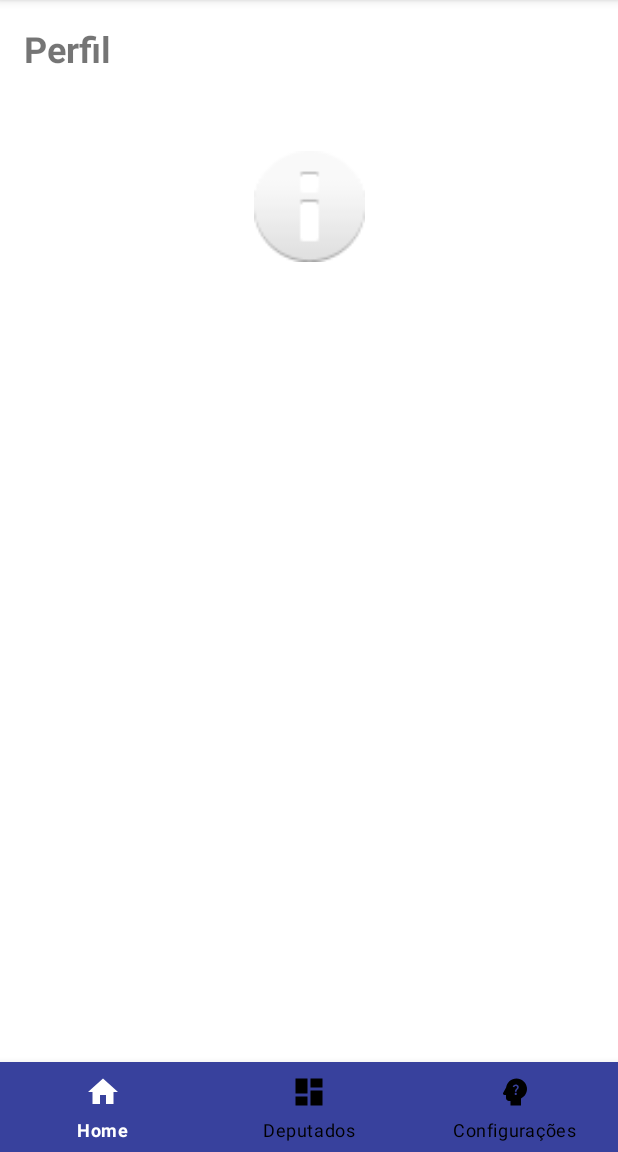
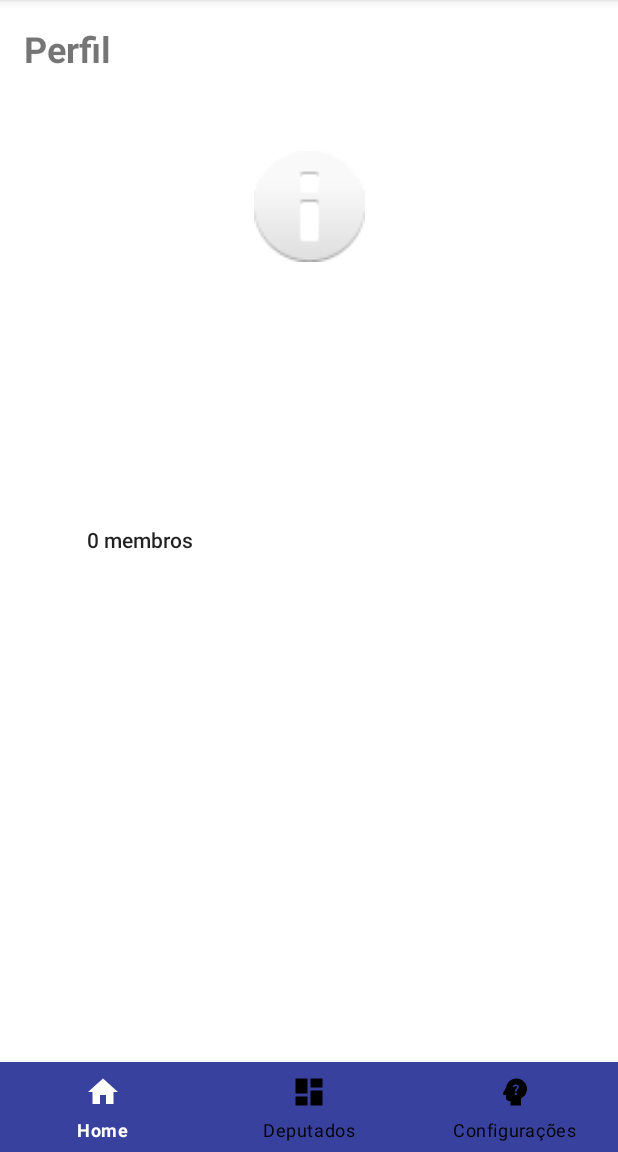
Before and after one commit to TiagoFleischauer/camaraDepAndroid, an Android app: the PartidoActivity screen opened directly, with no data from a screen before it, on a phone screen of 412 x 824 dp, the part 84-1236 px from its top. Run offline under Robolectric (Android 15) with nearby library versions, the phone set to English and light mode, and no system bars; our stand-ins replace Picasso; pictures from the network do not load.

Commit message:
ultimo commit

```diff
--- a/app/src/main/java/com/example/camaraDep/PartidoActivity.java
+++ b/app/src/main/java/com/example/camaraDep/PartidoActivity.java
@@ -32,6 +32,7 @@ public class PartidoActivity extends AppCompatActivity {
     private ProgressBar progressBar;
     private TextView title;
     private TextView sigla;
+    private TextView membros;
     private ImageView logo;
 
     @Override
@@ -48,6 +49,7 @@ public class PartidoActivity extends AppCompatActivity {
 
         title = findViewById(R.id.textView);
         sigla = findViewById(R.id.sigla);
+        membros = findViewById(R.id.membros);
 
         bottomNavigationView = findViewById(R.id.bottom_navigation);
         bottomNavigationView.setSelectedItemId(R.id.home);
@@ -97,6 +99,8 @@ public class PartidoActivity extends AppCompatActivity {
                     Partido partido = response.body().getPartido();
                     title.setText(partido.getNome());
                     sigla.setText(partido.getSigla());
+                    Partido.Status status = partido.getStatus();
+                    membros.setText(status.getTotalMembros() + " membros");
                     Picasso.get().load(partido.getUrlLogo()).into(logo);
                     Toast.makeText(getApplicationContext(), partido.getNome(), Toast.LENGTH_LONG).show();
                     progressBar.setVisibility(View.GONE);
--- a/app/src/main/java/com/example/camaraDep/Register.java
+++ b/app/src/main/java/com/example/camaraDep/Register.java
@@ -84,8 +84,7 @@ public class Register extends AppCompatActivity {
                                 if (task.isSuccessful()) {
                                     Toast.makeText(Register.this, "Conta criada", Toast.LENGTH_SHORT).show();
                                 } else {
-                                    // If sign in fails, display a message to the user.
-                                    Toast.makeText(Register.this, "Authentication failed.",
+                                    Toast.makeText(Register.this, task.getException().getMessage(),
                                             Toast.LENGTH_SHORT).show();
                                 }
                             }
--- a/app/src/main/res/layout/activity_partido.xml
+++ b/app/src/main/res/layout/activity_partido.xml
@@ -15,6 +15,17 @@
         android:textStyle="bold"
         app:layout_constraintTop_toTopOf="parent"
         tools:layout_editor_absoluteX="22dp" />
+
+    <TextView
+        android:id="@+id/membros"
+        android:layout_width="wrap_content"
+        android:layout_height="wrap_content"
+        android:layout_marginStart="58dp"
+        android:layout_marginTop="50dp"
+        android:text="0 membros"
+        android:textAppearance="@style/TextAppearance.AppCompat.Body2"
+        app:layout_constraintStart_toStartOf="parent"
+        app:layout_constraintTop_toBottomOf="@+id/textView" />
 
     <ProgressBar
         android:id="@+id/progressPartido"
@@ -39,13 +50,12 @@
 
     <TextView
         android:id="@+id/textView"
-        android:layout_width="292dp"
-        android:layout_height="37dp"
+        android:layout_width="324dp"
+        android:layout_height="38dp"
+        android:layout_marginStart="58dp"
         android:layout_marginBottom="468dp"
-        android:textAppearance="@style/TextAppearance.AppCompat.Body2"
+        android:textAppearance="@style/TextAppearance.AppCompat.Large"
         app:layout_constraintBottom_toBottomOf="parent"
-        app:layout_constraintEnd_toEndOf="parent"
-        app:layout_constraintHorizontal_bias="0.488"
         app:layout_constraintStart_toStartOf="parent" />
 
     <TextView
@@ -53,8 +63,8 @@
         android:layout_width="wrap_content"
         android:layout_height="wrap_content"
         android:layout_marginStart="58dp"
-        android:layout_marginTop="12dp"
-        android:textAppearance="@style/TextAppearance.AppCompat.Display1"
+        android:layout_marginTop="10dp"
+        android:textAppearance="@style/TextAppearance.AppCompat.Body2"
         app:layout_constraintStart_toStartOf="parent"
         app:layout_constraintTop_toBottomOf="@+id/textView" />
 
```
Also changed, not shown: app/src/main/java/com/example/camaraDep/Model/Partido.java (+22 -0 lines), app/src/main/res/layout/activity_login.xml (+10 -3 lines), app/src/main/res/layout/activity_register.xml (+8 -2 lines).
